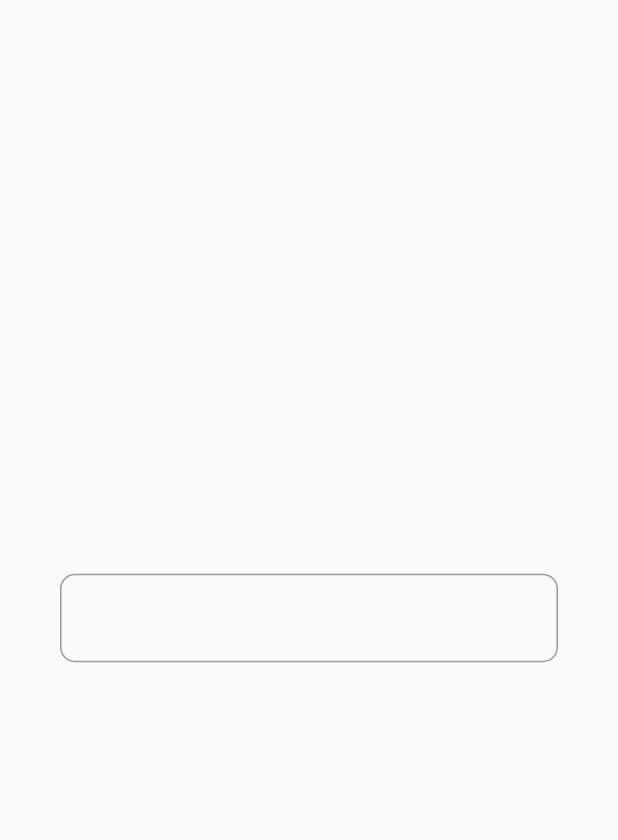
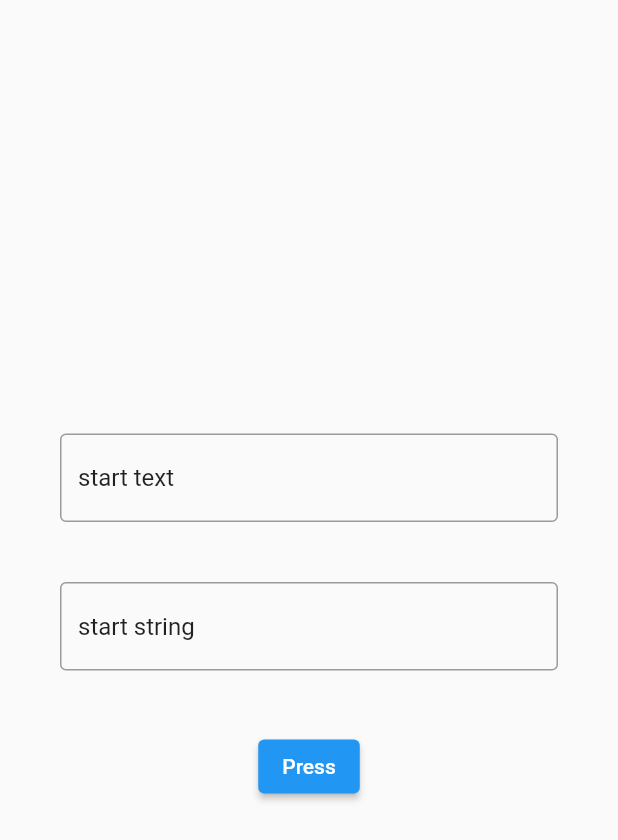
Before and after one commit to kboomska/flutter-basics, a Flutter app: the screen it shows after launch, on a phone screen of 412 x 824 dp. Shown: the top 840 px of the screen. Run offline on Flutter 3.47's test engine with Material 2 defaults, Android fonts, the phone set to English and light mode, and no system bars.

Commit message:
Lesson 35: Basic Layout. TextField Control

```diff
--- a/text_field/lib/main.dart
+++ b/text_field/lib/main.dart
@@ -2,6 +2,7 @@ import 'package:flutter/material.dart';
 
 import 'widgets/input_decoration_example.dart';
 import 'widgets/properties_example.dart';
+import 'widgets/control_example.dart';
 
 void main() {
   runApp(const MyApp());
@@ -15,7 +16,7 @@ class MyApp extends StatelessWidget {
     return MaterialApp(
       debugShowCheckedModeBanner: false,
       home: Scaffold(
-        body: PropertiesExample(),
+        body: ControlExample(),
       ),
     );
   }
--- /dev/null
+++ b/text_field/lib/widgets/control_example.dart
@@ -0,0 +1,101 @@
+import 'package:flutter/material.dart';
+
+class ControlExample extends StatefulWidget {
+  ControlExample({super.key});
+
+  @override
+  State<ControlExample> createState() => _ControlExampleState();
+}
+
+class _ControlExampleState extends State<ControlExample> {
+  final controllerOne = TextEditingController(text: 'start text');
+  final controllerTwo = TextEditingController(text: 'start string');
+  final nodeOne = FocusNode();
+  final nodeTwo = FocusNode();
+
+  void _onChanged(String text) {
+    print('_onChanged: $text');
+  }
+
+  void _onEditingComplete() {
+    print('_onEditingComplete');
+  }
+
+  void _onSubmitted(String text) {
+    print('_onSubmitted: $text');
+    nodeOne.nextFocus();
+  }
+
+  void _onTap() {
+    print('_onTap');
+  }
+
+  void _onListen() {
+    controllerTwo.text = controllerOne.text.toUpperCase();
+  }
+
+  void _onButtonTap() {
+    // controllerOne.clear();
+    // controllerTwo.clear();
+
+    // controllerOne.text = 'Some text was added';
+
+    // controllerOne.addListener(_onListen);
+    // controllerOne.removeListener(_onListen);
+
+    // controllerOne.value = TextEditingValue(
+    //   text: 'new text',
+    //   // selection: TextSelection.collapsed(offset: 4),
+    //   // selection: TextSelection.fromPosition(TextPosition(offset: 3)),
+    //   selection: TextSelection(baseOffset: 2, extentOffset: 7),
+    // );
+
+    // print(nodeOne.hasFocus);
+    // nodeOne.nextFocus();
+    // nodeOne.unfocus();
+    // nodeOne.requestFocus();
+    // nodeOne.addListener(() {
+    //   print(nodeTwo.hasFocus);
+    // });
+  }
+
+  // void _onAppPrivateCommand(String text, Map<String, dynamic> arguments) {
+  @override
+  Widget build(BuildContext context) {
+    return Center(
+      child: Padding(
+        padding: const EdgeInsets.all(40.0),
+        child: Column(
+          mainAxisSize: MainAxisSize.min,
+          children: [
+            TextField(
+              focusNode: nodeOne,
+              controller: controllerOne,
+              onChanged: _onChanged,
+              onEditingComplete: _onEditingComplete,
+              onSubmitted: _onSubmitted,
+              onTap: _onTap,
+              // onAppPrivateCommand: _onAppPrivateCommand,
+              decoration: const InputDecoration(border: OutlineInputBorder()),
+            ),
+            const SizedBox(
+              height: 40,
+            ),
+            TextField(
+              focusNode: nodeTwo,
+              controller: controllerTwo,
+              decoration: const InputDecoration(border: OutlineInputBorder()),
+            ),
+            const SizedBox(
+              height: 40,
+            ),
+            ElevatedButton(
+              onPressed: _onButtonTap,
+              child: const Text('Press'),
+            ),
+          ],
+        ),
+      ),
+    );
+  }
+}
```
